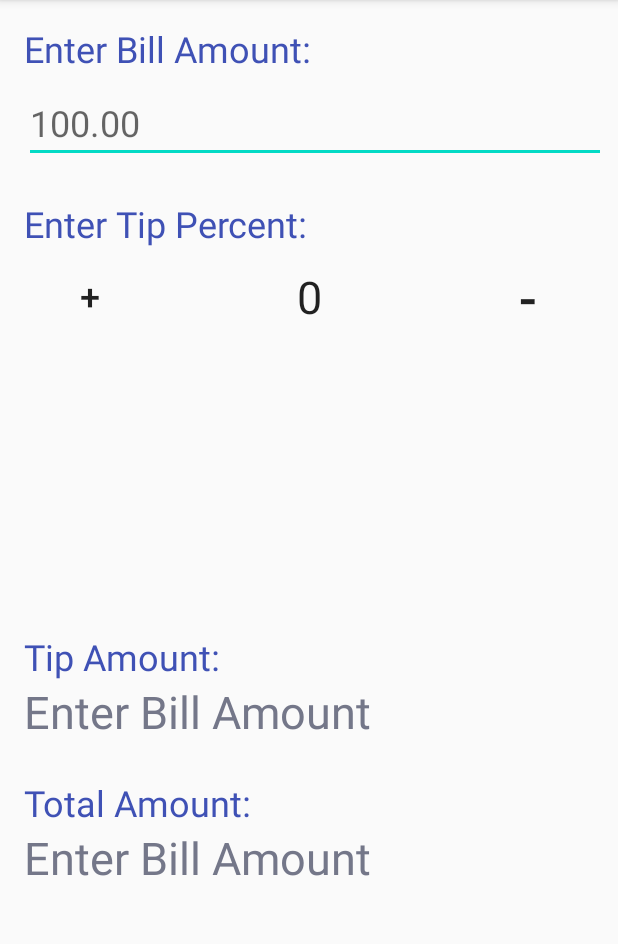
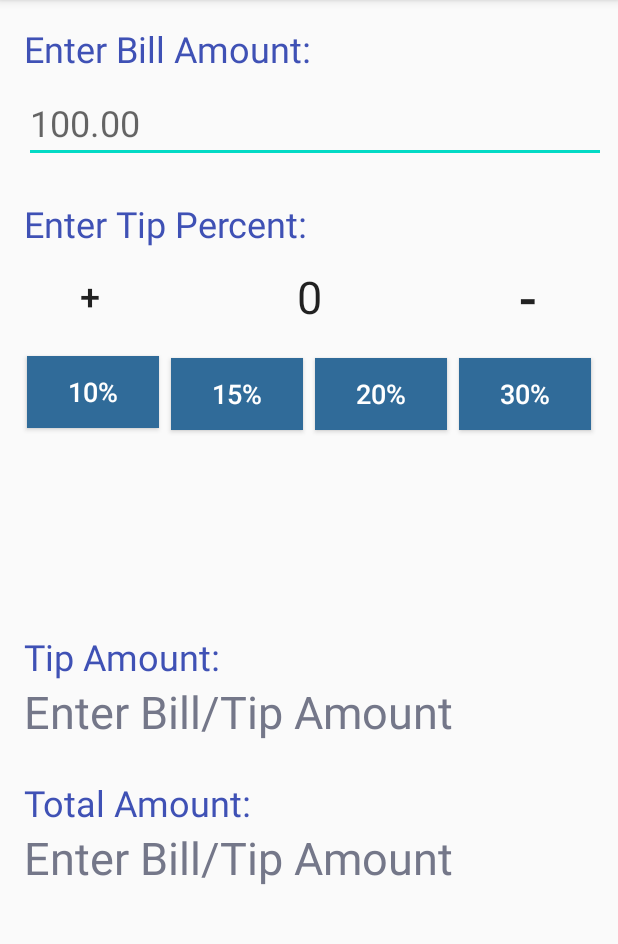
Before and after one commit to allysan223/Mobile_Apps_Kotlin, an Android app: the screen it shows after launch (MainActivity), on a phone screen of 412 x 824 dp, the part 84-1028 px from its top. Run offline under Robolectric (Android 15) with nearby library versions, the phone set to English and light mode, and no system bars.

Commit message:
val buttons

```diff
--- a/TipCalculator/app/src/main/java/com/example/tipcalculator/MainActivity.kt
+++ b/TipCalculator/app/src/main/java/com/example/tipcalculator/MainActivity.kt
@@ -94,13 +94,45 @@ class MainActivity : AppCompatActivity() {
                 computeTip()
             }
         }
+
+        // set on-click listener - when user clicks button
+        b_10_percent.setOnClickListener {
+            // your code to perform when the user clicks on the button
+            tipPercent = 10.0
+            et_tip_percent_val.setText("%.2f".format(tipPercent))
+            computeTip()
+        }
+
+        // set on-click listener - when user clicks button
+        b_15_percent.setOnClickListener {
+            // your code to perform when the user clicks on the button
+            tipPercent = 15.0
+            et_tip_percent_val.setText("%.2f".format(tipPercent))
+            computeTip()
+        }
+
+        // set on-click listener - when user clicks button
+        b_20_percent.setOnClickListener {
+            // your code to perform when the user clicks on the button
+            tipPercent = 20.0
+            et_tip_percent_val.setText("%.2f".format(tipPercent))
+            computeTip()
+        }
+
+        // set on-click listener - when user clicks button
+        b_30_percent.setOnClickListener {
+            // your code to perform when the user clicks on the button
+            tipPercent = 30.0
+            et_tip_percent_val.setText("%.2f".format(tipPercent))
+            computeTip()
+        }
     }
 
     private fun computeTip() {
         if (et_bill_amount_input.text.isEmpty() or et_tip_percent_val.text.isEmpty()){
             Log.i(TAG, "bill or tip empty")
-            tv_tip_amount_output.text = ""
-            tv_total_amount_output.text = ""
+            tv_tip_amount_output.text = "Enter Bill/Tip Amount"
+            tv_total_amount_output.text = "Enter Bill/Tip Amount"
             return
         }
 
--- a/TipCalculator/app/src/main/res/layout/activity_main.xml
+++ b/TipCalculator/app/src/main/res/layout/activity_main.xml
@@ -38,7 +38,7 @@
         android:layout_height="wrap_content"
         android:layout_marginStart="16dp"
         android:layout_marginLeft="16dp"
-        android:text="Enter Bill Amount"
+        android:text="Enter Bill/Tip Amount"
         android:textColor="#747789"
         android:textSize="30sp"
         app:layout_constraintStart_toStartOf="parent"
@@ -63,7 +63,7 @@
         android:layout_height="wrap_content"
         android:layout_marginStart="16dp"
         android:layout_marginLeft="16dp"
-        android:text="Enter Bill Amount"
+        android:text="Enter Bill/Tip Amount"
         android:textColor="#747789"
         android:textSize="30sp"
         app:layout_constraintStart_toStartOf="parent"
@@ -139,4 +139,60 @@
         app:layout_constraintStart_toEndOf="@+id/b_tip_plus"
         app:layout_constraintTop_toBottomOf="@+id/tv_enter_tip_text" />
 
+    <Button
+        android:id="@+id/b_10_percent"
+        android:layout_width="wrap_content"
+        android:layout_height="wrap_content"
+        android:layout_marginStart="18dp"
+        android:layout_marginLeft="18dp"
+        android:layout_marginTop="16dp"
+        android:background="#306B99"
+        android:text="10%"
+        android:textColor="#FFFFFF"
+        android:textSize="18sp"
+        app:layout_constraintStart_toStartOf="parent"
+        app:layout_constraintTop_toBottomOf="@+id/b_tip_plus" />
+
+    <Button
+        android:id="@+id/b_20_percent"
+        android:layout_width="wrap_content"
+        android:layout_height="wrap_content"
+        android:layout_marginStart="8dp"
+        android:layout_marginLeft="8dp"
+        android:layout_marginTop="16dp"
+        android:background="#306B99"
+        android:text="20%"
+        android:textColor="#FFFFFF"
+        android:textSize="18sp"
+        app:layout_constraintStart_toEndOf="@+id/b_15_percent"
+        app:layout_constraintTop_toBottomOf="@+id/et_tip_percent_val" />
+
+    <Button
+        android:id="@+id/b_30_percent"
+        android:layout_width="wrap_content"
+        android:layout_height="wrap_content"
+        android:layout_marginStart="8dp"
+        android:layout_marginLeft="8dp"
+        android:layout_marginTop="16dp"
+        android:background="#306B99"
+        android:text="30%"
+        android:textColor="#FFFFFF"
+        android:textSize="18sp"
+        app:layout_constraintStart_toEndOf="@+id/b_20_percent"
+        app:layout_constraintTop_toBottomOf="@+id/et_tip_percent_val" />
+
+    <Button
+        android:id="@+id/b_15_percent"
+        android:layout_width="wrap_content"
+        android:layout_height="wrap_content"
+        android:layout_marginStart="8dp"
+        android:layout_marginLeft="8dp"
+        android:layout_marginTop="16dp"
+        android:background="#306B99"
+        android:text="15%"
+        android:textColor="#FFFFFF"
+        android:textSize="18sp"
+        app:layout_constraintStart_toEndOf="@+id/b_10_percent"
+        app:layout_constraintTop_toBottomOf="@+id/et_tip_percent_val" />
+
 </androidx.constraintlayout.widget.ConstraintLayout>
```
